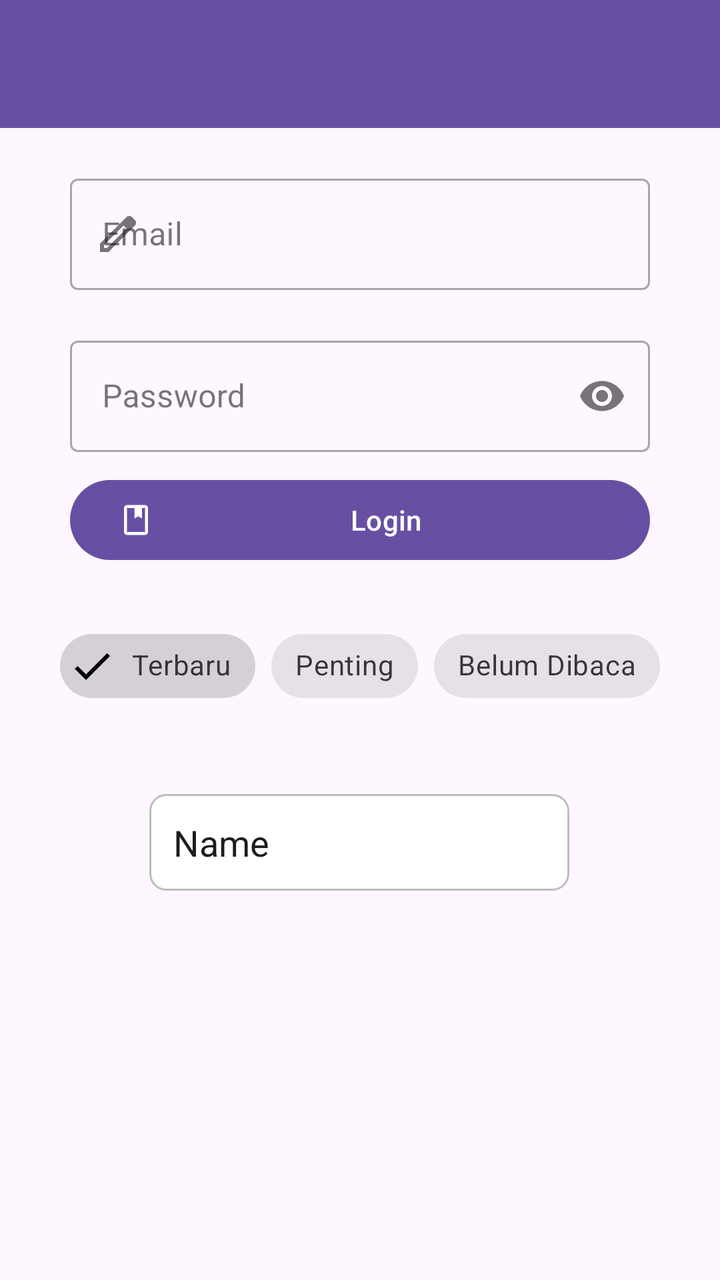
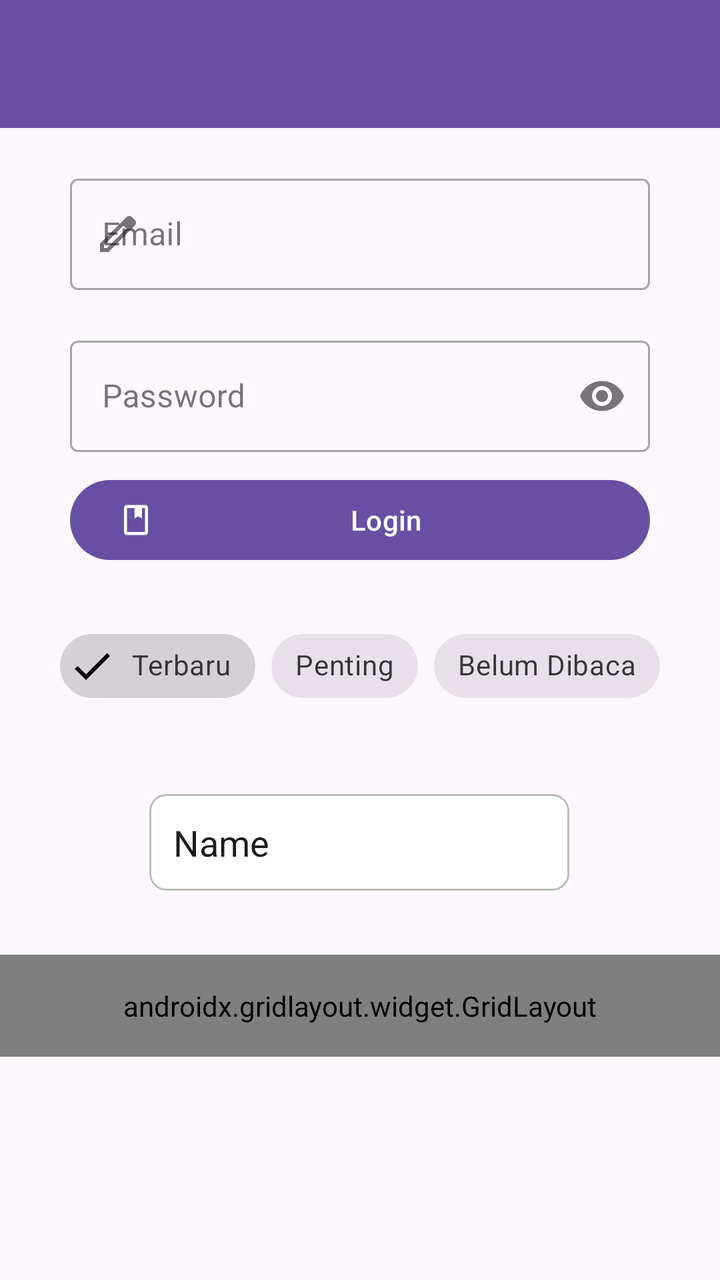

An Android layout rendered at two revisions. The XML below is the earlier revision; the diff shows what the commit changed to produce the second picture.
<!-- AndroidManifest.xml: application theme Theme.AnaCoffe -->
<!-- res/layout/activity_ninth.xml -->
<?xml version="1.0" encoding="utf-8"?>
<androidx.constraintlayout.widget.ConstraintLayout xmlns:android="http://schemas.android.com/apk/res/android"
    xmlns:app="http://schemas.android.com/apk/res-auto"
    xmlns:tools="http://schemas.android.com/tools"
    android:id="@+id/main"
    android:layout_width="match_parent"
    android:layout_height="match_parent"
    tools:context=".Home.pertemuan_9.NinthActivity">

    <androidx.appcompat.widget.Toolbar
        android:id="@+id/toolbar"
        android:layout_width="match_parent"
        android:layout_height="?attr/actionBarSize"
        android:background="?attr/colorPrimary"
        app:layout_constraintEnd_toEndOf="parent"
        app:layout_constraintStart_toStartOf="parent"
        app:layout_constraintTop_toTopOf="parent"
        app:subtitleTextColor="@android:color/white"
        app:titleTextColor="@android:color/white" />

    <com.google.android.material.textfield.TextInputLayout
        android:id="@+id/textInputLayout"
        style="@style/Widget.MaterialComponents.TextInputLayout.OutlinedBox"
        android:layout_width="match_parent"
        android:layout_height="wrap_content"
        android:layout_marginHorizontal="35dp"
        android:layout_marginTop="20dp"
        android:hint="Email"
        app:layout_constraintEnd_toEndOf="parent"
        app:layout_constraintStart_toStartOf="parent"
        app:layout_constraintTop_toBottomOf="@+id/toolbar"
        app:startIconDrawable="@drawable/ic_edit">

        <com.google.android.material.textfield.TextInputEditText
            android:id="@+id/etEmail"
            android:layout_width="match_parent"
            android:layout_height="wrap_content"
            android:inputType="textEmailAddress" />
    </com.google.android.material.textfield.TextInputLayout>

    <com.google.android.material.textfield.TextInputLayout
        android:id="@+id/PasswordInputLayout"
        style="@style/Widget.MaterialComponents.TextInputLayout.OutlinedBox"
        android:layout_width="match_parent"
        android:layout_height="wrap_content"
        android:layout_marginHorizontal="35dp"
        android:layout_marginTop="20dp"
        android:hint="Password"
        app:layout_constraintEnd_toEndOf="parent"
        app:layout_constraintStart_toStartOf="parent"
        app:layout_constraintTop_toBottomOf="@+id/textInputLayout"
        app:endIconMode="password_toggle">

        <com.google.android.material.textfield.TextInputEditText
            android:id="@+id/etPassword"
            android:layout_width="match_parent"
            android:layout_height="wrap_content"
            android:inputType="textPassword" />
    </com.google.android.material.textfield.TextInputLayout>

    <com.google.android.material.button.MaterialButton
        android:id="@+id/btnLogin"
        android:layout_width="match_parent"
        android:layout_height="wrap_content"
        android:layout_marginHorizontal="35dp"
        android:layout_marginTop="10dp"
        android:text="Login"
        app:icon="@drawable/ic_login"
        app:layout_constraintEnd_toEndOf="parent"
        app:layout_constraintStart_toStartOf="parent"
        app:layout_constraintTop_toBottomOf="@+id/PasswordInputLayout" />

    <com.google.android.material.chip.ChipGroup
        android:id="@+id/chipGroupFilter"
        android:layout_width="wrap_content"
        android:layout_height="wrap_content"
        android:layout_marginTop="25dp"
        app:layout_constraintEnd_toEndOf="parent"
        app:layout_constraintStart_toStartOf="parent"
        app:layout_constraintTop_toBottomOf="@+id/btnLogin"
        app:singleSelection="true">

        <com.google.android.material.chip.Chip
            android:id="@+id/chipTerbaru"
            style="@style/Widget.MaterialComponents.Chip.Filter"
            android:layout_width="wrap_content"
            android:layout_height="wrap_content"
            android:checked="true"
            android:text="Terbaru" />

        <com.google.android.material.chip.Chip
            android:id="@+id/chipPenting"
            style="@style/Widget.MaterialComponents.Chip.Filter"
            android:layout_width="wrap_content"
            android:layout_height="wrap_content"
            android:text="Penting" />

        <com.google.android.material.chip.Chip
            android:id="@+id/chipBelumDibaca"
            style="@style/Widget.MaterialComponents.Chip.Filter"
            android:layout_width="wrap_content"
            android:layout_height="wrap_content"
            android:text="Belum Dibaca" />

    </com.google.android.material.chip.ChipGroup>

    <EditText
        android:id="@+id/editTextText"
        android:layout_width="wrap_content"
        android:layout_height="wrap_content"
        android:layout_marginTop="40dp"
        android:ems="10"
        android:background="@drawable/edit_text_background"
        android:inputType="text"
        android:text="Name"
        app:layout_constraintEnd_toEndOf="parent"
        app:layout_constraintHorizontal_bias="0.497"
        app:layout_constraintStart_toStartOf="parent"
        app:layout_constraintTop_toBottomOf="@+id/chipGroupFilter" />


</androidx.constraintlayout.widget.ConstraintLayout>
<!-- resources referenced by this layout -->
<resources>
  <!-- drawable edit_text_background (drawable) -->
  <?xml version="1.0" encoding="utf-8"?>
  <shape xmlns:android="http://schemas.android.com/apk/res/android"
      android:shape="rectangle">
  
      
      <solid android:color="#FFFFFF" />
  
      
      <stroke
          android:width="1dp"
          android:color="#BDBDBD" />
  
      
      <corners android:radius="8dp" />
  
      
      <padding
          android:left="12dp"
          android:top="12dp"
          android:right="12dp"
          android:bottom="12dp" />
  </shape>
  <!-- drawable ic_edit (drawable) -->
  <vector xmlns:android="http://schemas.android.com/apk/res/android" android:height="24dp" android:tint="#000000" android:viewportHeight="960" android:viewportWidth="960" android:width="24dp">
        
      <path android:fillColor="@android:color/white" android:pathData="M200,760L257,760L648,369L591,312L200,703L200,760ZM120,840L120,670L648,143Q660,132 674.5,126Q689,120 705,120Q721,120 736,126Q751,132 762,144L817,200Q829,211 834.5,226Q840,241 840,256Q840,272 834.5,286.5Q829,301 817,313L290,840L120,840ZM760,256L760,256L704,200L704,200L760,256ZM619,341L591,312L591,312L648,369L648,369L619,341Z"/>
      
  </vector>
  <!-- drawable ic_login (drawable) -->
  <vector xmlns:android="http://schemas.android.com/apk/res/android" android:height="24dp" android:tint="#000000" android:viewportHeight="960" android:viewportWidth="960" android:width="24dp">
        
      <path android:fillColor="@android:color/white" android:pathData="M240,880Q207,880 183.5,856.5Q160,833 160,800L160,160Q160,127 183.5,103.5Q207,80 240,80L720,80Q753,80 776.5,103.5Q800,127 800,160L800,800Q800,833 776.5,856.5Q753,880 720,880L240,880ZM240,800L720,800Q720,800 720,800Q720,800 720,800L720,160Q720,160 720,160Q720,160 720,160L640,160L640,440L540,380L440,440L440,160L240,160Q240,160 240,160Q240,160 240,160L240,800Q240,800 240,800Q240,800 240,800ZM240,800Q240,800 240,800Q240,800 240,800L240,160Q240,160 240,160Q240,160 240,160L240,160Q240,160 240,160Q240,160 240,160L240,800Q240,800 240,800Q240,800 240,800ZM440,440L540,380L640,440L640,440L540,380L440,440Z"/>
      
  </vector>
  <style name="Theme.AnaCoffe" parent="Base.Theme.AnaCoffe" />
  <style name="Base.Theme.AnaCoffe" parent="Theme.Material3.DayNight.NoActionBar">
          
          
      </style>
</resources>

<!-- the commit's change to res/layout/activity_ninth.xml (unified diff, before → after) -->
@@ -118,5 +118,50 @@
         app:layout_constraintStart_toStartOf="parent"
         app:layout_constraintTop_toBottomOf="@+id/chipGroupFilter" />
 
+    <androidx.gridlayout.widget.GridLayout
+        android:layout_width="match_parent"
+        android:layout_height="wrap_content"
+        android:layout_marginTop="32dp"
+        android:padding="16dp"
+        app:columnCount="3"
+        app:layout_constraintEnd_toEndOf="parent"
+        app:layout_constraintStart_toStartOf="parent"
+        app:layout_constraintTop_toBottomOf="@+id/editTextText"
+        app:useDefaultMargins="true">
+
+        <com.google.android.material.button.MaterialButton
+            android:text="Menu 1"
+            app:layout_columnWeight="1"
+            app:layout_gravity="fill_horizontal" />
+
+        <com.google.android.material.button.MaterialButton
+            android:text="Menu 2"
+            app:layout_column="1"
+            app:layout_columnWeight="1"
+            app:layout_gravity="fill_horizontal"
+            app:layout_row="0" />
+
+        <com.google.android.material.button.MaterialButton
+            android:text="Menu 3"
+            app:layout_columnWeight="1"
+            app:layout_gravity="fill_horizontal" />
+
+        <com.google.android.material.button.MaterialButton
+            android:text="Menu 4"
+            app:layout_columnWeight="1"
+            app:layout_gravity="fill_horizontal" />
+
+        <com.google.android.material.button.MaterialButton
+            android:text="Menu 5"
+            app:layout_columnWeight="1"
+            app:layout_gravity="fill_horizontal" />
+
+        <com.google.android.material.button.MaterialButton
+            android:text="Menu 6"
+            app:layout_columnWeight="1"
+            app:layout_gravity="fill_horizontal" />
+
+    </androidx.gridlayout.widget.GridLayout>
+
 
 </androidx.constraintlayout.widget.ConstraintLayout>
